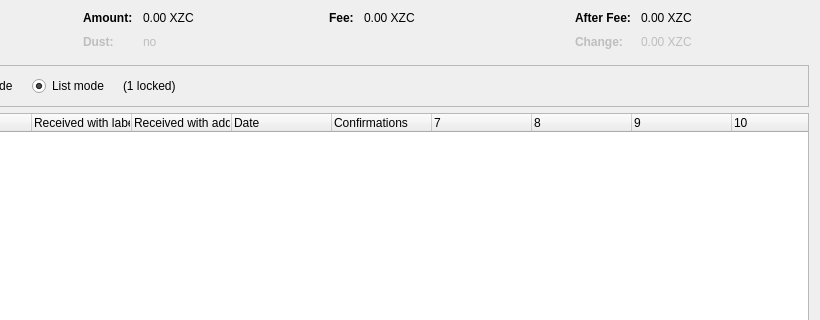
Qt form src/qt/forms/coincontroldialog.ui (firoorg/firo) before a commit; both pictures show x 180 to 1000 and y 0 to 320 of the 1000 by 500 pixel window.
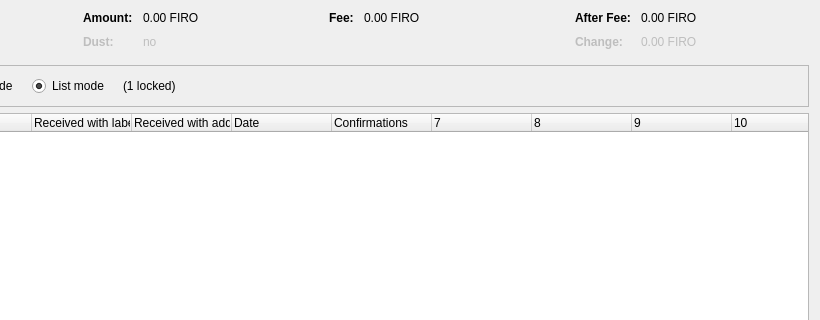
The same form after that commit. Custom widgets are drawn as their Qt base class.

Commit message: Rename zcoin->firo

Diff of the .ui file:
```diff
--- a/src/qt/forms/coincontroldialog.ui
+++ b/src/qt/forms/coincontroldialog.ui
@@ -132,7 +132,7 @@
           <enum>Qt::ActionsContextMenu</enum>
          </property>
          <property name="text">
-          <string notr="true">0.00 XZC</string>
+          <string notr="true">0.00 FIRO</string>
          </property>
          <property name="textInteractionFlags">
           <set>Qt::LinksAccessibleByMouse|Qt::TextSelectableByKeyboard|Qt::TextSelectableByMouse</set>
@@ -212,7 +212,7 @@
           <enum>Qt::ActionsContextMenu</enum>
          </property>
          <property name="text">
-          <string notr="true">0.00 XZC</string>
+          <string notr="true">0.00 FIRO</string>
          </property>
          <property name="textInteractionFlags">
           <set>Qt::LinksAccessibleByMouse|Qt::TextSelectableByKeyboard|Qt::TextSelectableByMouse</set>
@@ -257,7 +257,7 @@
           <enum>Qt::ActionsContextMenu</enum>
          </property>
          <property name="text">
-          <string notr="true">0.00 XZC</string>
+          <string notr="true">0.00 FIRO</string>
          </property>
          <property name="textInteractionFlags">
           <set>Qt::LinksAccessibleByMouse|Qt::TextSelectableByKeyboard|Qt::TextSelectableByMouse</set>
@@ -292,7 +292,7 @@
           <enum>Qt::ActionsContextMenu</enum>
          </property>
          <property name="text">
-          <string notr="true">0.00 XZC</string>
+          <string notr="true">0.00 FIRO</string>
          </property>
          <property name="textInteractionFlags">
           <set>Qt::LinksAccessibleByMouse|Qt::TextSelectableByKeyboard|Qt::TextSelectableByMouse</set>
```
The commit also changes 377 other files.
